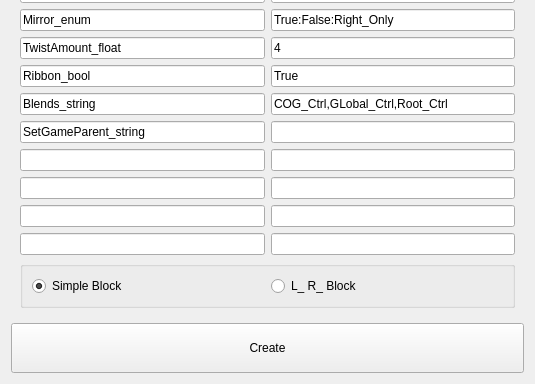
This is UI/blockBuilder.ui in RenderDeMartes/Mutant_Tools as Qt 5 draws it before an edit; both pictures show x 0 to 535 and y 193 to 577 of the 535 by 577 pixel window. The edited form follows.
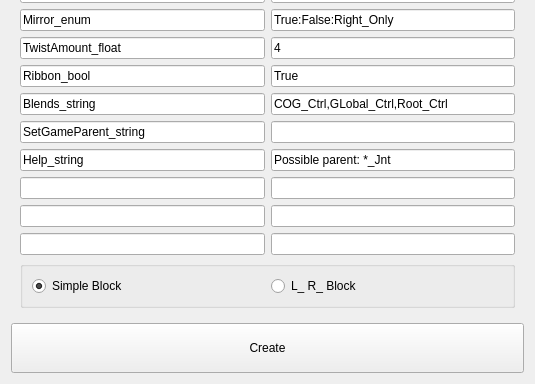
This is the edited form. Icons and pictures are not drawn.

```diff
--- a/UI/blockBuilder.ui
+++ b/UI/blockBuilder.ui
@@ -975,10 +975,18 @@
       <item>
        <layout class="QHBoxLayout" name="horizontalLayout_7">
         <item>
-         <widget class="QLineEdit" name="attr_name_7"/>
+         <widget class="QLineEdit" name="attr_name_7">
+          <property name="text">
+           <string>Help_string</string>
+          </property>
+         </widget>
         </item>
         <item>
-         <widget class="QLineEdit" name="attr_settings_7"/>
+         <widget class="QLineEdit" name="attr_settings_7">
+          <property name="text">
+           <string>Possible parent: *_Jnt </string>
+          </property>
+         </widget>
         </item>
        </layout>
       </item>
```
